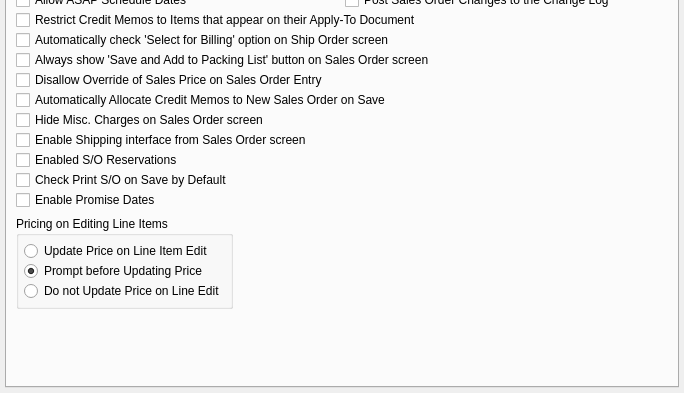
First picture: the form in xtuple/trunk/guiclient/configureSO.ui, repository WooodHead/xtuple, before the edit; both pictures show x 0 to 684 and y 185 to 578 of the 684 by 578 pixel window.
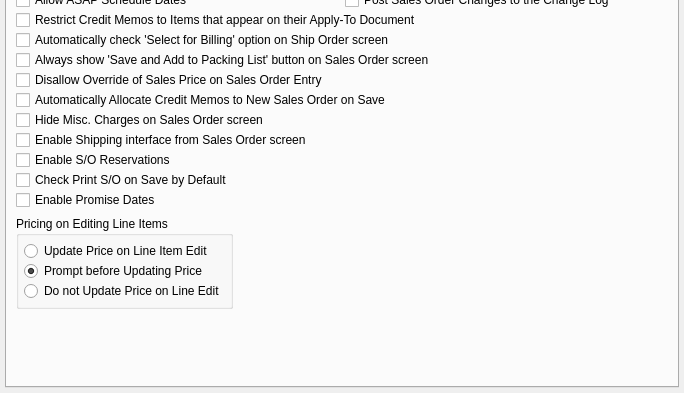
Second picture: the form after the edit. Custom widgets are drawn as their Qt base class.

Commit message: fixed typo on sales config screen

Patch:
```diff
--- a/xtuple/trunk/guiclient/configureSO.ui
+++ b/xtuple/trunk/guiclient/configureSO.ui
@@ -681,7 +681,7 @@
          <item>
           <widget class="QCheckBox" name="_enableReservations" >
            <property name="text" >
-            <string>Enabled S/O Reservations</string>
+            <string>Enable S/O Reservations</string>
            </property>
           </widget>
          </item>
```
